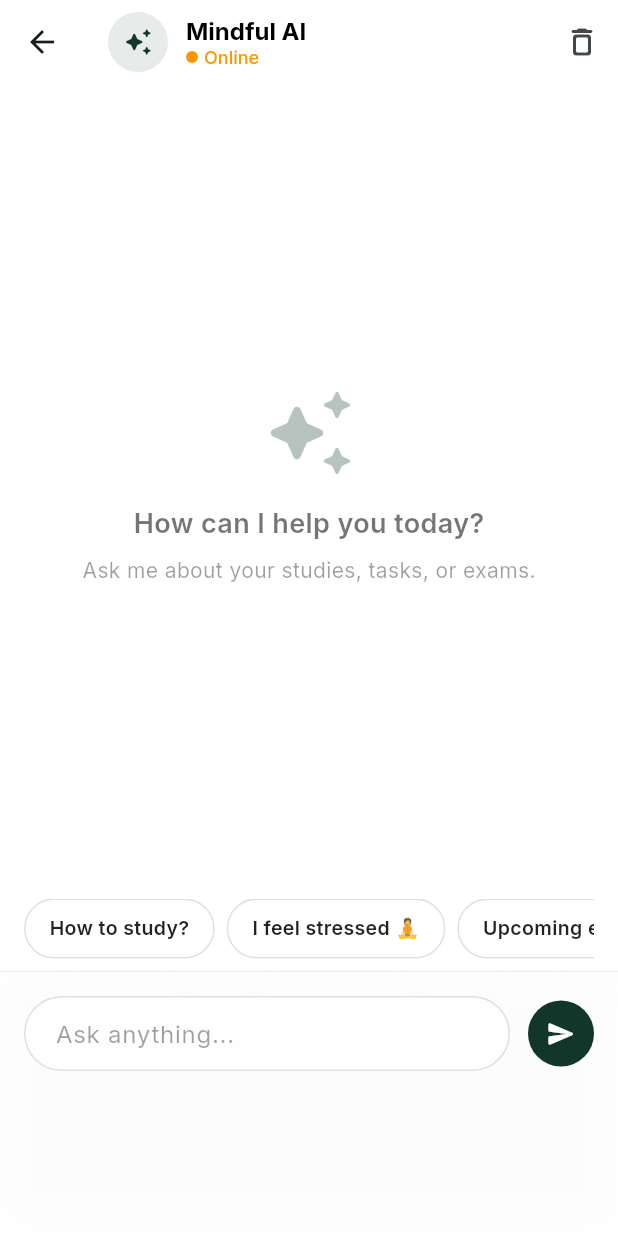
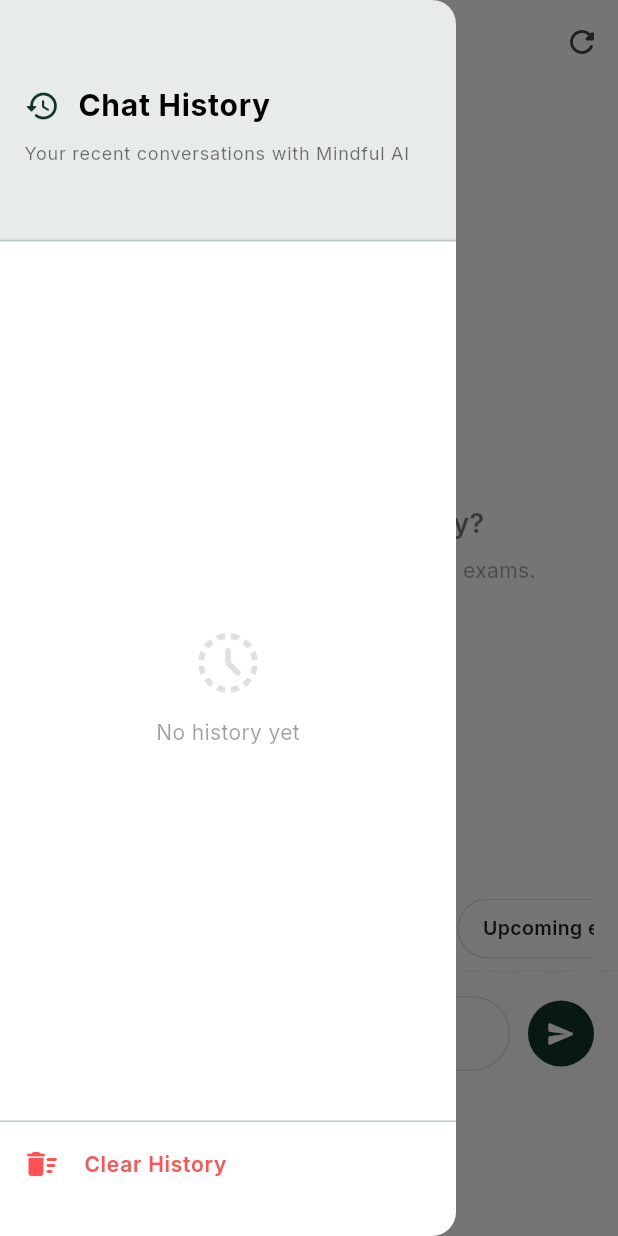
Before and after one commit to piouskenny/mindful_scholar, a Flutter app: the ChatScreen screen opened directly, with the side drawer open (before the commit the screen has no drawer), on a phone screen of 412 x 824 dp. Run offline on Flutter 3.47's test engine with Material 3 defaults, Android fonts, the phone set to English and light mode, and no system bars; our stand-ins replace flutter_markdown, google_fonts, image_picker, shared_preferences; accounts and stored records are empty; network calls fail.

Commit message:
fixed both

```diff
--- a/lib/screens/chat_screen.dart
+++ b/lib/screens/chat_screen.dart
@@ -1,6 +1,7 @@
 import 'dart:ui';
 import 'package:flutter/material.dart';
 import 'package:provider/provider.dart';
+import 'package:flutter_markdown/flutter_markdown.dart';
 import '../core/theme/app_colors.dart';
 import '../core/providers/chatbot_provider.dart';
 import 'package:google_fonts/google_fonts.dart';
@@ -44,9 +45,16 @@ class _ChatScreenState extends State<ChatScreen> {
 
     return Scaffold(
       backgroundColor: Colors.transparent,
+      drawer: _buildHistoryDrawer(context, isDark, chatbotProvider),
       appBar: AppBar(
         backgroundColor: (isDark ? Colors.black : Colors.white).withOpacity(0.8),
         elevation: 0,
+        leading: Builder(
+          builder: (context) => IconButton(
+            icon: const Icon(Icons.menu_rounded),
+            onPressed: () => Scaffold.of(context).openDrawer(),
+          ),
+        ),
         flexibleSpace: ClipRect(
           child: BackdropFilter(
             filter: ImageFilter.blur(sigmaX: 10, sigmaY: 10),
@@ -56,23 +64,23 @@ class _ChatScreenState extends State<ChatScreen> {
         title: Row(
           children: [
             CircleAvatar(
-              radius: 20,
+              radius: 18,
               backgroundColor: AppColors.primary.withOpacity(0.1),
-              child: const Icon(Icons.auto_awesome_rounded, color: AppColors.primary, size: 20),
+              child: const Icon(Icons.auto_awesome_rounded, color: AppColors.primary, size: 18),
             ),
-            const SizedBox(width: 12),
+            const SizedBox(width: 10),
             Column(
               crossAxisAlignment: CrossAxisAlignment.start,
               children: [
                 Text(
                   'Mindful AI',
-                  style: GoogleFonts.inter(color: isDark ? Colors.white : Colors.black, fontSize: 16, fontWeight: FontWeight.bold),
+                  style: GoogleFonts.inter(color: isDark ? Colors.white : Colors.black, fontSize: 15, fontWeight: FontWeight.bold),
                 ),
                 Row(
                   children: [
                     Container(
-                      width: 8,
-                      height: 8,
+                      width: 6,
+                      height: 6,
                       decoration: BoxDecoration(
                         color: chatbotProvider.isSending ? Colors.grey : Colors.orange,
                         shape: BoxShape.circle
@@ -83,7 +91,7 @@ class _ChatScreenState extends State<ChatScreen> {
                       chatbotProvider.isSending ? 'Thinking...' : 'Online',
                       style: GoogleFonts.inter(
                         color: chatbotProvider.isSending ? Colors.grey : Colors.orange,
-                        fontSize: 12,
+                        fontSize: 11,
                         fontWeight: FontWeight.w500
                       ),
                     ),
@@ -95,9 +103,9 @@ class _ChatScreenState extends State<ChatScreen> {
         ),
         actions: [
           IconButton(
-            icon: const Icon(Icons.delete_outline_rounded),
-            onPressed: () => _showClearChatDialog(context),
-            tooltip: 'Clear history',
+            icon: const Icon(Icons.refresh_rounded),
+            onPressed: () => context.read<ChatbotProvider>().fetchHistory(),
+            tooltip: 'Refresh chat',
           ),
         ],
       ),
@@ -197,6 +205,113 @@ class _ChatScreenState extends State<ChatScreen> {
     );
   }
 
+  Widget _buildHistoryDrawer(BuildContext context, bool isDark, ChatbotProvider provider) {
+    return Drawer(
+      backgroundColor: isDark ? AppColors.backgroundDark : AppColors.background,
+      child: Column(
+        children: [
+          _buildDrawerHeader(isDark),
+          Expanded(
+            child: provider.messages.isEmpty
+                ? _buildEmptyHistory(isDark)
+                : ListView.builder(
+                    padding: const EdgeInsets.symmetric(vertical: 8),
+                    itemCount: provider.messages.length,
+                    itemBuilder: (context, index) {
+                      final message = provider.messages[index];
+                      if (message.isBot) return const SizedBox.shrink(); // Only show user prompts in history list
+                      return ListTile(
+                        leading: const Icon(Icons.chat_bubble_outline_rounded, size: 20),
+                        title: Text(
+                          message.message,
+                          maxLines: 1,
+                          overflow: TextOverflow.ellipsis,
+                          style: GoogleFonts.inter(fontSize: 14, color: isDark ? Colors.white70 : Colors.black87),
+                        ),
+                        subtitle: Text(
+                          _formatDate(message.createdAt),
+                          style: GoogleFonts.inter(fontSize: 11, color: isDark ? Colors.white38 : Colors.black38),
+                        ),
+                        onTap: () {
+                          Navigator.pop(context); // Close drawer
+                          // Optionally scroll to this message in the main list
+                        },
+                      );
+                    },
+                  ),
+          ),
+          const Divider(height: 1),
+          ListTile(
+            leading: const Icon(Icons.delete_sweep_rounded, color: Colors.redAccent),
+            title: Text(
+              'Clear History',
+              style: GoogleFonts.inter(color: Colors.redAccent, fontWeight: FontWeight.w600, fontSize: 14),
+            ),
+            onTap: () {
+              Navigator.pop(context);
+              _showClearChatDialog(context);
+            },
+          ),
+          const SizedBox(height: 20),
+        ],
+      ),
+    );
+  }
+
+  Widget _buildDrawerHeader(bool isDark) {
+    return DrawerHeader(
+      decoration: BoxDecoration(
+        color: AppColors.primary.withOpacity(0.1),
+        border: Border(bottom: BorderSide(color: (isDark ? Colors.white : Colors.black).withOpacity(0.05))),
+      ),
+      child: Column(
+        mainAxisAlignment: MainAxisAlignment.center,
+        crossAxisAlignment: CrossAxisAlignment.start,
+        children: [
+          Row(
+            children: [
+              const Icon(Icons.history_rounded, color: AppColors.primary),
+              const SizedBox(width: 12),
+              Text(
+                'Chat History',
+                style: GoogleFonts.inter(fontSize: 20, fontWeight: FontWeight.bold, color: isDark ? Colors.white : Colors.black),
+              ),
+            ],
+          ),
+          const SizedBox(height: 8),
+          Text(
+            'Your recent conversations with Mindful AI',
+            style: GoogleFonts.inter(fontSize: 12, color: isDark ? Colors.white60 : Colors.black54),
+          ),
+        ],
+      ),
+    );
+  }
+
+  Widget _buildEmptyHistory(bool isDark) {
+    return Center(
+      child: Column(
+        mainAxisAlignment: MainAxisAlignment.center,
+        children: [
+          Icon(Icons.history_toggle_off_rounded, size: 48, color: isDark ? Colors.white10 : Colors.black12),
+          const SizedBox(height: 12),
+          Text(
+            'No history yet',
+            style: GoogleFonts.inter(color: isDark ? Colors.white38 : Colors.black38),
+          ),
+        ],
+      ),
+    );
+  }
+
+  String _formatDate(DateTime date) {
+    final now = DateTime.now();
+    final difference = now.difference(date);
+    if (difference.inDays == 0) return 'Today';
+    if (difference.inDays == 1) return 'Yesterday';
+    return '${date.day}/${date.month}/${date.year}';
+  }
+
   void _handleSend() {
     final text = _messageController.text.trim();
     if (text.isNotEmpty) {
@@ -277,9 +392,20 @@ class _ChatScreenState extends State<ChatScreen> {
                 BoxShadow(color: Colors.black.withOpacity(isDark ? 0.2 : 0.03), blurRadius: 10, offset: const Offset(0, 4)),
               ],
             ),
-            child: Text(
-              text,
-              style: GoogleFonts.inter(fontSize: 15, height: 1.5, color: isDark ? Colors.white : Colors.black87),
+            child: MarkdownBody(
+              data: text,
+              styleSheet: MarkdownStyleSheet(
+                p: GoogleFonts.inter(fontSize: 15, height: 1.5, color: isDark ? Colors.white : Colors.black87),
+                h1: GoogleFonts.inter(fontSize: 22, fontWeight: FontWeight.bold, color: isDark ? Colors.white : Colors.black),
+                h2: GoogleFonts.inter(fontSize: 18, fontWeight: FontWeight.bold, color: isDark ? Colors.white : Colors.black),
+                listBullet: GoogleFonts.inter(fontSize: 15, color: isDark ? Colors.white70 : Colors.black54),
+                strong: const TextStyle(fontWeight: FontWeight.bold),
+                em: const TextStyle(fontStyle: FontStyle.italic),
+                code: TextStyle(
+                  backgroundColor: isDark ? Colors.white10 : Colors.black.withOpacity(0.05),
+                  fontFamily: 'monospace',
+                ),
+              ),
             ),
           ),
         ),
--- a/pubspec.yaml
+++ b/pubspec.yaml
@@ -17,6 +17,7 @@ dependencies:
   intl: ^0.19.0
   shared_preferences: ^2.2.2
   image_picker: ^1.0.7
+  flutter_markdown: ^0.7.1
 
 dev_dependencies:
   flutter_test:
```
Also changed, not shown: pubspec.lock.
